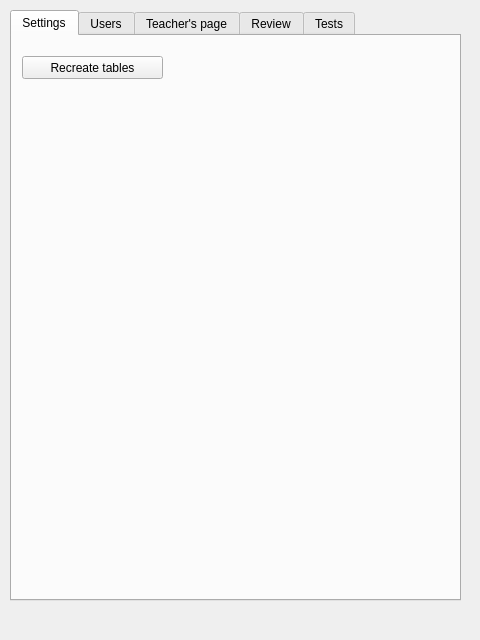
Qt form src/kanjitoolswindow.ui (mihaly4/KanjiTools) before a commit.
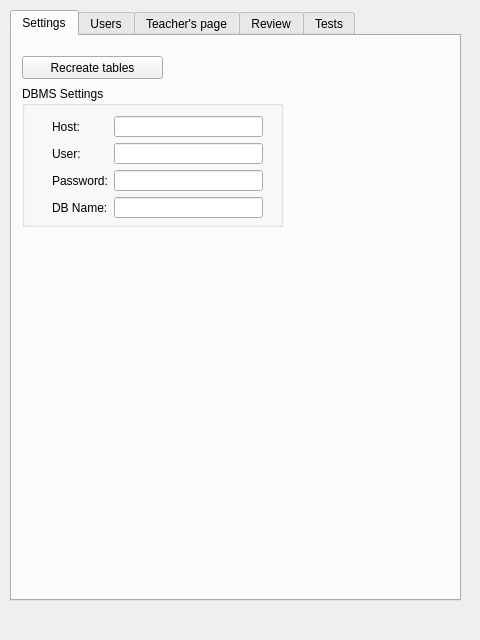
The same form after that commit. The open tabs and pages were chosen to show the change.

Commit message: Implemented database settings. Activate tab on login.

The edit to the form file:
```diff
--- a/src/kanjitoolswindow.ui
+++ b/src/kanjitoolswindow.ui
@@ -43,6 +43,75 @@
        <string>Recreate tables</string>
       </property>
      </widget>
+     <widget class="QGroupBox" name="groupBox">
+      <property name="geometry">
+       <rect>
+        <x>10</x>
+        <y>50</y>
+        <width>261</width>
+        <height>141</height>
+       </rect>
+      </property>
+      <property name="title">
+       <string>DBMS Settings</string>
+      </property>
+      <widget class="QWidget" name="">
+       <property name="geometry">
+        <rect>
+         <x>30</x>
+         <y>30</y>
+         <width>211</width>
+         <height>102</height>
+        </rect>
+       </property>
+       <layout class="QFormLayout" name="formLayout">
+        <item row="0" column="0">
+         <widget class="QLabel" name="label_6">
+          <property name="text">
+           <string>Host:</string>
+          </property>
+         </widget>
+        </item>
+        <item row="0" column="1">
+         <widget class="QLineEdit" name="lineEdit"/>
+        </item>
+        <item row="1" column="0">
+         <widget class="QLabel" name="label_7">
+          <property name="text">
+           <string>User:</string>
+          </property>
+         </widget>
+        </item>
+        <item row="1" column="1">
+         <widget class="QLineEdit" name="lineEdit_2"/>
+        </item>
+        <item row="2" column="0">
+         <widget class="QLabel" name="label_8">
+          <property name="text">
+           <string>Password:</string>
+          </property>
+         </widget>
+        </item>
+        <item row="2" column="1">
+         <widget class="QLineEdit" name="lineEdit_3">
+          <property name="echoMode">
+           <enum>QLineEdit::Password</enum>
+          </property>
+         </widget>
+        </item>
+        <item row="3" column="0">
+         <widget class="QLabel" name="label_18">
+          <property name="text">
+           <string>DB Name:</string>
+          </property>
+         </widget>
+        </item>
+        <item row="3" column="1">
+         <widget class="QLineEdit" name="lineEdit_4"/>
+        </item>
+       </layout>
+      </widget>
+     </widget>
     </widget>
     <widget class="QWidget" name="tab_3">
      <attribute name="title">
```
Left out of the diff: 2 changed lines with no effect on the pictures. The commit also changes 7 other files.
